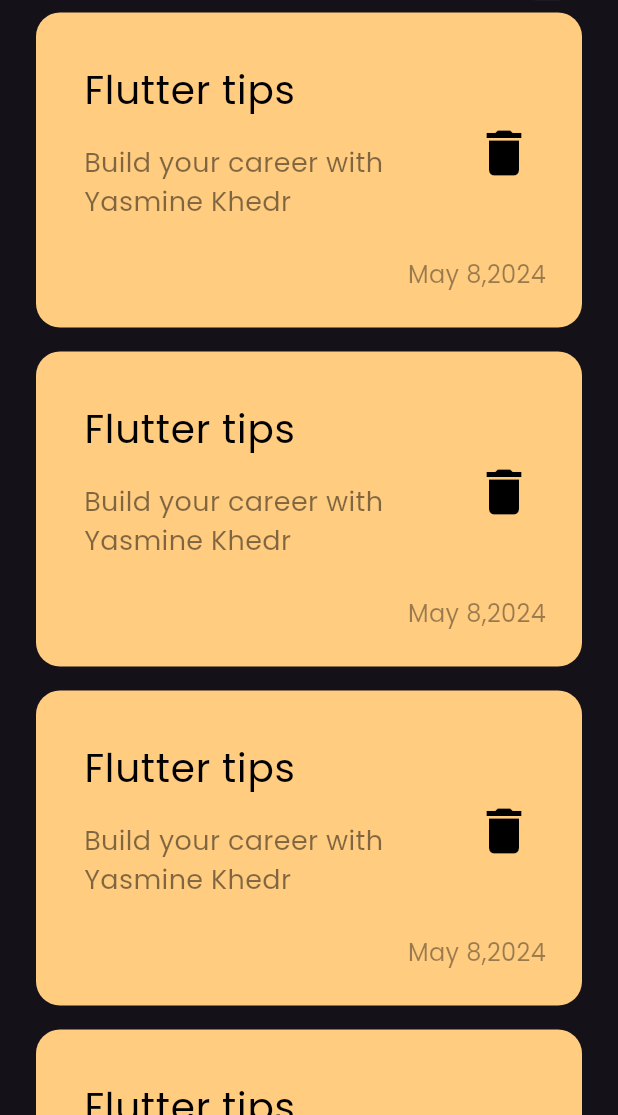
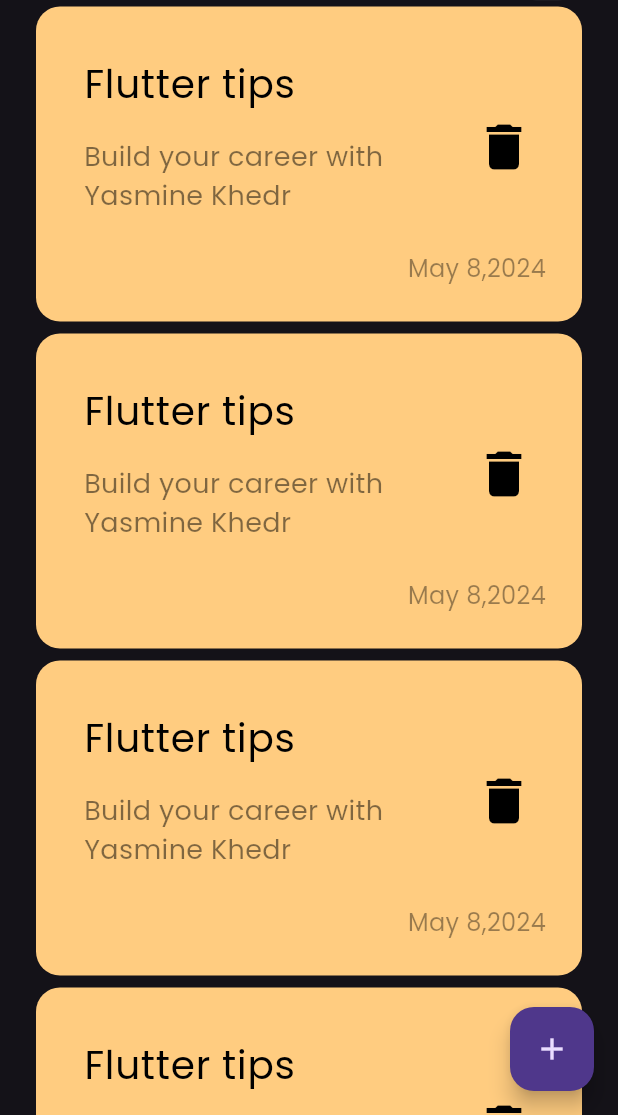
Before and after one commit to yasminekhedr2/note_app, a Flutter app: the screen it shows after launch, on a phone screen of 412 x 824 dp, the part 121-1236 px from its top. Run offline on Flutter 3.47's test engine with Material 3 defaults, Android fonts, the phone set to English and light mode, and no system bars.

Commit message:
add floating action button

```diff
--- a/lib/views/notes_view.dart
+++ b/lib/views/notes_view.dart
@@ -6,7 +6,10 @@ class NotesView extends StatelessWidget {
 
   @override
   Widget build(BuildContext context) {
-    return const Scaffold(
+    return  Scaffold(
+      floatingActionButton: FloatingActionButton(child: Icon(Icons.add),onPressed:() {
+
+      },),
 body: NotesViewBody(),
     );
 
--- a/lib/views/widgets/notes_list_view.dart
+++ b/lib/views/widgets/notes_list_view.dart
@@ -10,7 +10,7 @@ class NotesListView extends StatelessWidget {
 
     itemBuilder:(context, index) {
       return Padding(
-        padding: const EdgeInsets.symmetric(vertical: 8),
+        padding: const EdgeInsets.symmetric(vertical: 4),
         child: NoteItem(),
       );
     },);
```
